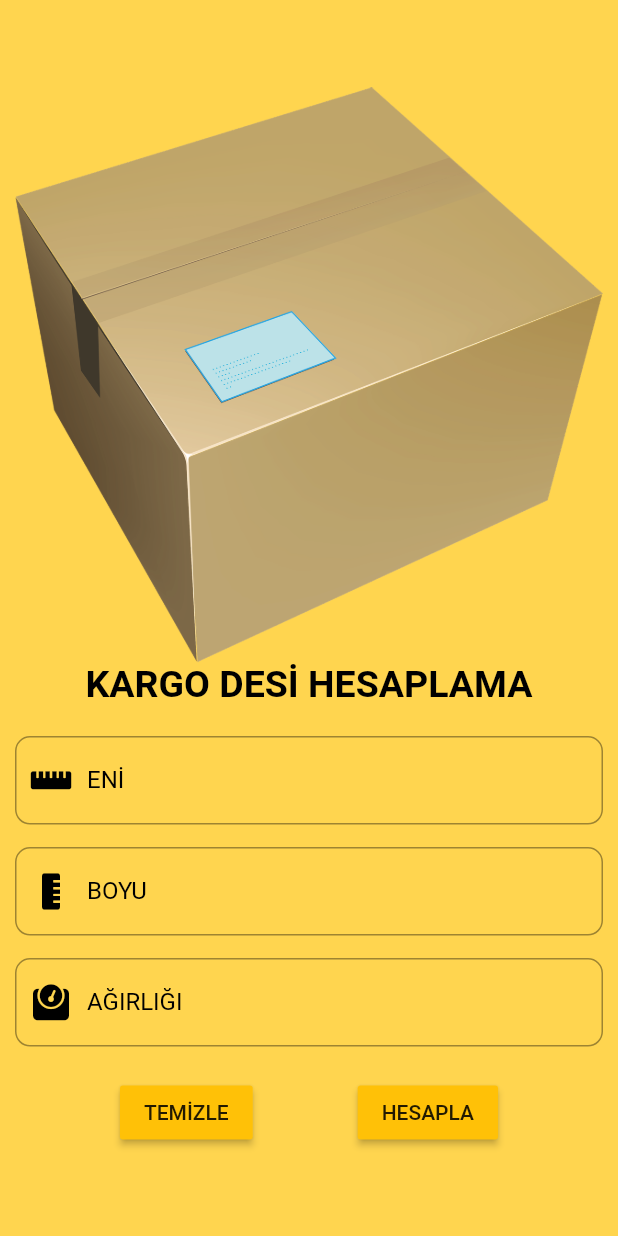
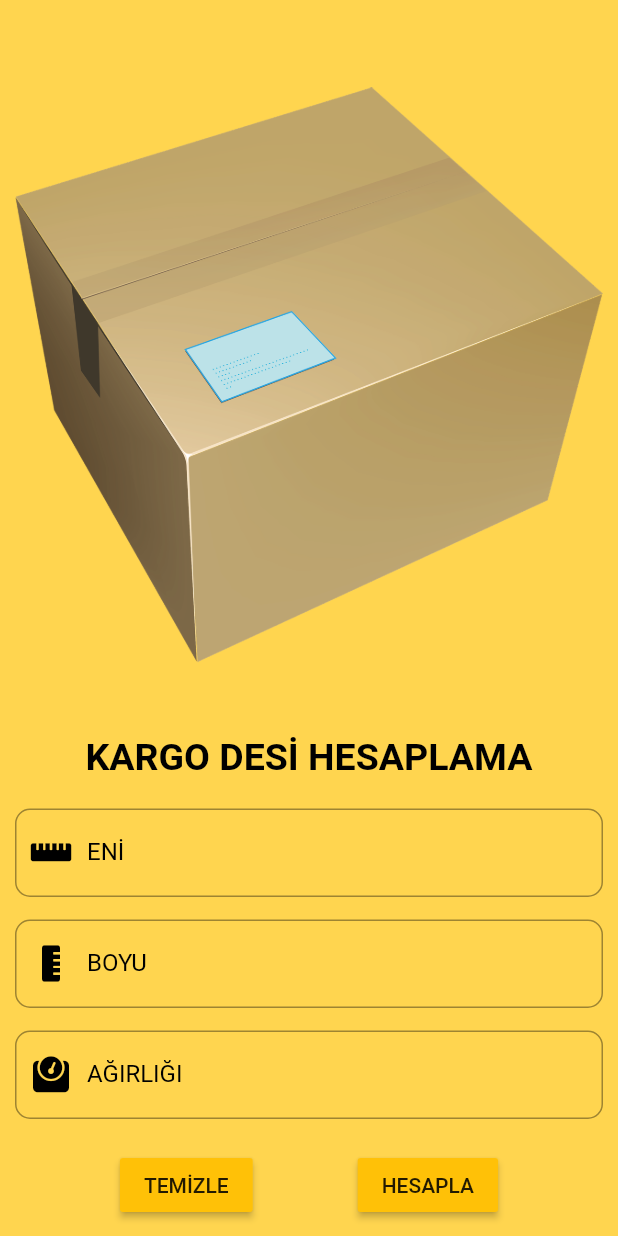
Before and after one commit to ErkanGuvenc/desihesaplama, a Flutter app: the screen it shows after launch, on a phone screen of 412 x 824 dp. Run offline on Flutter 3.47's test engine with Material 2 defaults, Android fonts, the phone set to English and light mode, and no system bars; our stand-ins replace font_awesome_flutter.

Commit message:
resim güncelendi

```diff
--- a/lib/main.dart
+++ b/lib/main.dart
@@ -29,7 +29,7 @@ class desihes extends StatelessWidget {
               child: Column(
                 mainAxisAlignment: MainAxisAlignment.center,
                 children: [
-                  Image.asset('images/box.png'),
+                  Expanded(child: Image.asset('images/box.png')),
                   Text(
                     "KARGO DESİ HESAPLAMA",
                     textAlign: TextAlign.center,
```
